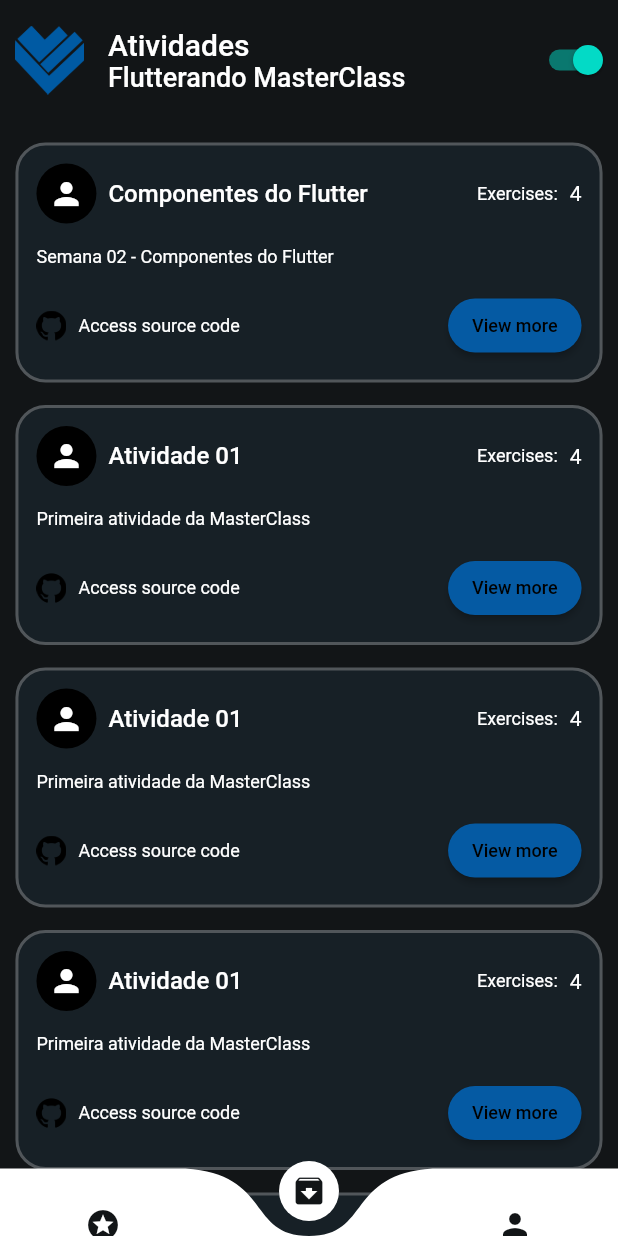
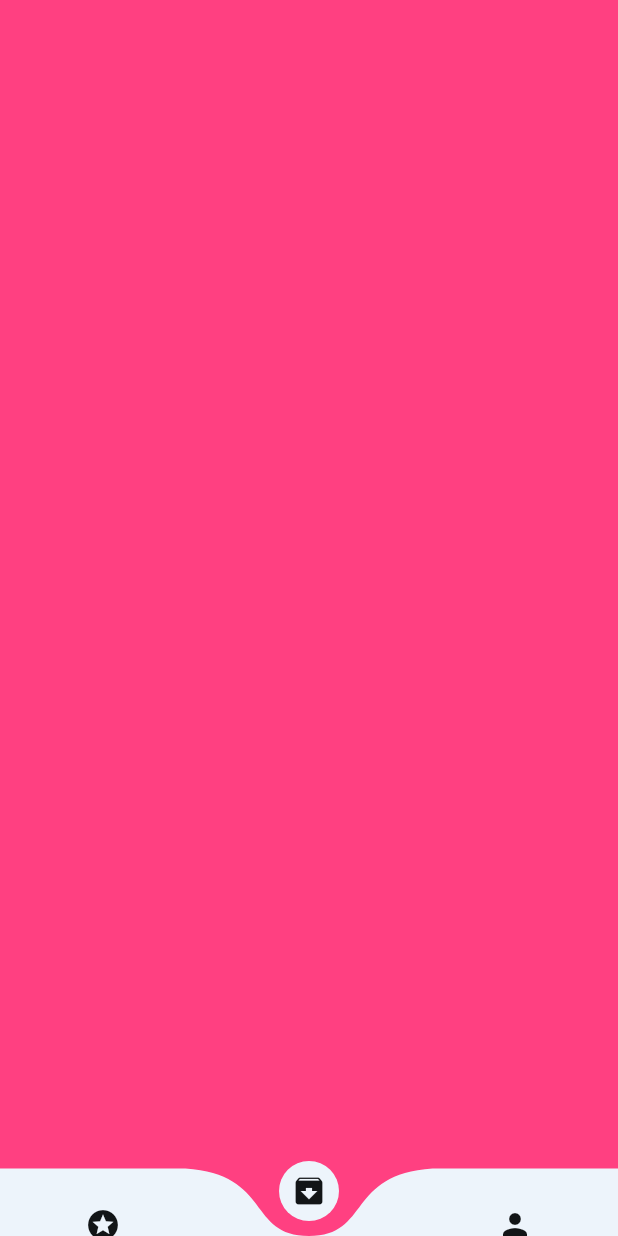
Before and after one commit to LuanSouzaProg/Flutterando_MasterClass, a Flutter app: the screen it shows after launch, item 2 of the bottom bar chosen, on a phone screen of 412 x 824 dp. Run offline on Flutter 3.47's test engine with Material 2 defaults, Android fonts, the phone set to English and light mode, and no system bars; drawn by our look-alikes of curved_navigation_bar.

Commit message:
MasterClass

```diff
--- a/lib/main.dart
+++ b/lib/main.dart
@@ -1,30 +1,6 @@
 import 'package:flutter/material.dart';
-import 'package:masterclass/pages/home_page/home_page.dart';
-
-import 'package:masterclass/theme_mode/theme_mode.dart';
-import 'package:provider/provider.dart';
+import 'my_app.dart';
 
 void main() {
   runApp(const MyApp());
 }
-
-class MyApp extends StatelessWidget {
-  const MyApp({Key? key}) : super(key: key);
-
-  @override
-  Widget build(BuildContext context) => ChangeNotifierProvider(
-    create: (context) => ThemeProvider(),
-    builder: (context, _){
-      final themeProvider = Provider.of<ThemeProvider>(context);
-
-      return MaterialApp(
-        title: 'Flutter Demo',
-        themeMode: themeProvider.themeMode,
-        theme: MyThemes.lightTheme,
-        darkTheme: MyThemes.darkTheme,
-        debugShowCheckedModeBanner: false,
-        home: const HomePage(),
-      );
-    },
-  );
-}
--- /dev/null
+++ b/lib/my_app.dart
@@ -0,0 +1,38 @@
+import 'package:flutter/material.dart';
+import 'package:masterclass/pages/%20repository_page/repository_page.dart';
+import 'package:masterclass/pages/activities_pages/activities_page.dart';
+import 'package:masterclass/pages/activities_pages/semana_2/login_bank.dart';
+import 'package:masterclass/pages/activities_pages/semana_2/login_tinder.dart';
+import 'package:masterclass/pages/home_page/home_page.dart';
+import 'package:masterclass/pages/profile_page/profile_page.dart';
+import 'package:masterclass/theme_mode/theme_mode.dart';
+import 'package:provider/provider.dart';
+
+class MyApp extends StatelessWidget {
+  const MyApp({Key? key}) : super(key: key);
+
+  @override
+  Widget build(BuildContext context) => ChangeNotifierProvider(
+    create: (context) => ThemeProvider(),
+    builder: (context, _){
+      final themeProvider = Provider.of<ThemeProvider>(context);
+
+      return MaterialApp(
+        title: 'Flutter Demo',
+        themeMode: themeProvider.themeMode,
+        theme: MyThemes.lightTheme,
+        darkTheme: MyThemes.darkTheme,
+        debugShowCheckedModeBanner: false,
+        initialRoute: "/",
+        routes: {
+          "/": (context) => const HomePage(),
+          "/actives": (context) => const ActivitiesPage(),
+          "/loginBank": (context) => const LoginBank(),
+          "/loginTinder": (context) => const LoginTinder(),
+          "/profilePage": (context) => const ProfilePage(),
+          "/repositoryPage": (context) => const RepositoryPage(),
+        },
+      );
+    },
+  );
+}
--- a/lib/pages/home_page/home_page.dart
+++ b/lib/pages/home_page/home_page.dart
@@ -31,14 +31,14 @@ class _HomePageState extends State<HomePage> {
             Text(
               "Atividades",
               style: TextStyle(
-                  color: Theme.of(context).textSelectionTheme.cursorColor,
+                color: Theme.of(context).bottomAppBarColor,
               ),
             ),
             Text(
               "Flutterando MasterClass",
               style: TextStyle(
                 fontSize: 18,
-                  color: Theme.of(context).textSelectionTheme.cursorColor,
+                color: Theme.of(context).bottomAppBarColor,
               ),
             ),
           ],
@@ -58,31 +58,7 @@ class _HomePageState extends State<HomePage> {
               infoActivity: 'Semana 02 - Componentes do Flutter',
               nameActivity: 'Componentes do Flutter',
               contActivity: 4,
-              ),
-              CardActivity(
-                infoActivity: 'Primeira atividade da MasterClass',
-                nameActivity: 'Atividade 01',
-                contActivity: 4,
-              ),
-              CardActivity(
-                infoActivity: 'Primeira atividade da MasterClass',
-                nameActivity: 'Atividade 01',
-                contActivity: 4,
-              ),
-              CardActivity(
-                infoActivity: 'Primeira atividade da MasterClass',
-                nameActivity: 'Atividade 01',
-                contActivity: 4,
-              ),
-              CardActivity(
-                infoActivity: 'Primeira atividade da MasterClass',
-                nameActivity: 'Atividade 01',
-                contActivity: 4,
-              ),
-              CardActivity(
-                infoActivity: 'Primeira atividade da MasterClass',
-                nameActivity: 'Atividade 01',
-                contActivity: 4,
+              route: "/actives",
             ),
             SizedBox(height: 50),
           ],
@@ -90,23 +66,40 @@ class _HomePageState extends State<HomePage> {
       ),
       bottomNavigationBar: CurvedNavigationBar(
         backgroundColor: Colors.transparent,
+        color: Theme.of(context).bottomAppBarColor,
         height: 45,
         index: index,
         items: items,
-        ));
+        onTap: (index) {
+          if (index == 0) {
+            Navigator.of(context).pushReplacementNamed("/");
+          }
+
+          if (index == 1) {
+            Navigator.of(context).pushReplacementNamed("/profilePage");
+          }
+
+          if (index == 2) {
+            Navigator.of(context).pushReplacementNamed("/repositoryPage");
+          }
+        },
+      ),
+    );
   }
 }
 
 class CardActivity extends StatelessWidget {
-  const CardActivity(
-      {Key? key,
+  const CardActivity({
+    Key? key,
     required this.nameActivity,
     required this.contActivity,
-      required this.infoActivity})
-      : super(key: key);
+    required this.infoActivity,
+    required this.route,
+  }) : super(key: key);
   final String nameActivity;
   final int contActivity;
   final String infoActivity;
+  final String route;
 
   @override
   Widget build(BuildContext context) {
@@ -190,7 +183,9 @@ class CardActivity extends StatelessWidget {
                       ],
                     ),
                     ElevatedButton(
-                      onPressed: () {},
+                      onPressed: () {
+                        Navigator.of(context).pushReplacementNamed(route);
+                      },
                       style: ButtonStyle(
                         shape: MaterialStateProperty.all(
                           RoundedRectangleBorder(
--- /dev/null
+++ b/lib/pages/profile_page/profile_page.dart
@@ -0,0 +1,46 @@
+import 'package:curved_navigation_bar/curved_navigation_bar.dart';
+import 'package:flutter/material.dart';
+
+class ProfilePage extends StatefulWidget {
+  const ProfilePage({Key? key}) : super(key: key);
+
+  @override
+  State<ProfilePage> createState() => _ProfilePageState();
+}
+
+class _ProfilePageState extends State<ProfilePage> {
+  int index = 1;
+
+  @override
+  Widget build(BuildContext context) {
+    final items = <Widget>[
+      const Icon(Icons.stars),
+      const Icon(Icons.archive),
+      const Icon(Icons.person),
+    ];
+
+    return Scaffold(
+      backgroundColor: Colors.pinkAccent,
+      bottomNavigationBar: CurvedNavigationBar(
+        backgroundColor: Colors.transparent,
+        color: Theme.of(context).bottomAppBarColor,
+        height: 45,
+        index: index,
+        items: items,
+        onTap: (index) {
+          if (index == 0) {
+            Navigator.of(context).pushReplacementNamed("/");
+          }
+
+          if (index == 1) {
+            Navigator.of(context).pushReplacementNamed("/profilePage");
+          }
+
+          if (index == 2) {
+            Navigator.of(context).pushReplacementNamed("/repositoryPage");
+          }
+        },
+      ),
+    );
+  }
+}
--- a/lib/theme_mode/theme_mode.dart
+++ b/lib/theme_mode/theme_mode.dart
@@ -18,8 +18,9 @@ class MyThemes{
     primaryColor: const Color(0xFF055AA3),
     cardColor: const Color(0xFF172026),
     iconTheme: const IconThemeData(color: Color(0xFF121517)),
-    colorScheme: const ColorScheme.dark(primary: Color(0xFF055AA3)),
-    textSelectionTheme: const TextSelectionThemeData(selectionColor: Color(0xFFEDF4FB))
+    colorScheme: const ColorScheme.dark(primary: Color(0xFF055AA3), secondary: Color(0xFFEDF4FB)),
+    textSelectionTheme: const TextSelectionThemeData(selectionColor: Color(0xFFEDF4FB)),
+    bottomAppBarColor: const Color(0xFFEDF4FB),
   );
 
   static final lightTheme = ThemeData(
@@ -27,8 +28,9 @@ class MyThemes{
     appBarTheme: const AppBarTheme(color: Color(0xFFD6DFE4)),
     cardColor: const Color(0xFFEDF4FB),
     primaryColor: const Color(0xFF055AA3),
-    iconTheme: const IconThemeData(color: Color(0xFF121517)),
-    colorScheme: const ColorScheme.light(primary: Color(0xFF055AA3)),
-      textSelectionTheme: const TextSelectionThemeData(selectionColor: Color(0xFF121517))
+    iconTheme: const IconThemeData(color: Color(0xFFEDF4FB)),
+    colorScheme: const ColorScheme.light(primary: Color(0xFF055AA3), secondary: Color(0xFF172026)),
+    textSelectionTheme: const TextSelectionThemeData(selectionColor: Color(0xFF121517)),
+    bottomAppBarColor: const Color(0xFF121517),
   );
 }
```
Also changed, not shown: lib/pages/ repository_page/repository_page.dart (added, +46 -0 lines), lib/pages/activities_pages/activities_page.dart (+25 -25 lines), lib/pages/activities_pages/semana_2/login_bank.dart (renamed from lib/pages/activities_pages/semana_2/exc01.dart, +12 -5 lines), lib/pages/activities_pages/semana_2/login_tinder.dart (renamed from lib/pages/activities_pages/semana_2/exc02.dart, +11 -4 lines), 1 other file. Lines whose indentation alone changed are shown as unchanged.
